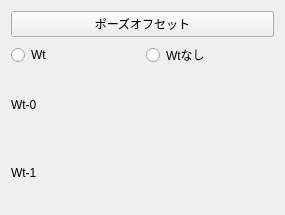
Before: the Qt Designer form poseoffset.ui in yuri4817/custom_grapheditor, drawn with Qt 5.
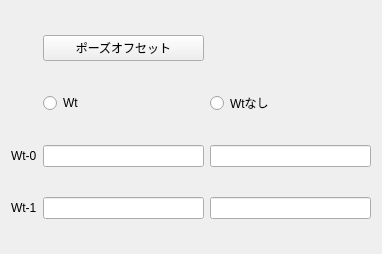
After: the same form once the commit is applied.

What changed in the file:
```diff
--- a/poseoffset.ui
+++ b/poseoffset.ui
@@ -6,49 +6,61 @@
    <rect>
     <x>0</x>
     <y>0</y>
-    <width>285</width>
-    <height>215</height>
+    <width>382</width>
+    <height>254</height>
    </rect>
   </property>
   <property name="windowTitle">
    <string>Form</string>
   </property>
   <layout class="QGridLayout" name="gridLayout">
-   <item row="0" column="0" colspan="2">
-    <widget class="QPushButton" name="PoseOffsetButton">
-     <property name="text">
-      <string>ポーズオフセット</string>
-     </property>
-    </widget>
-   </item>
-   <item row="1" column="0">
+   <item row="2" column="1">
     <widget class="QRadioButton" name="radioButton">
      <property name="text">
       <string>Wt</string>
      </property>
     </widget>
    </item>
-   <item row="1" column="1">
-    <widget class="QRadioButton" name="radioButton_2">
-     <property name="text">
-      <string>Wtなし</string>
-     </property>
-    </widget>
+   <item row="6" column="1">
+    <widget class="QLineEdit" name="lineEdit_2"/>
    </item>
-   <item row="2" column="0">
+   <item row="4" column="0">
     <widget class="QLabel" name="label">
      <property name="text">
       <string>Wt-0</string>
      </property>
     </widget>
    </item>
-   <item row="3" column="0">
+   <item row="4" column="1">
+    <widget class="QLineEdit" name="lineEdit"/>
+   </item>
+   <item row="6" column="0">
     <widget class="QLabel" name="label_2">
      <property name="text">
       <string>Wt-1</string>
      </property>
     </widget>
    </item>
+   <item row="4" column="2">
+    <widget class="QLineEdit" name="lineEdit_4"/>
+   </item>
+   <item row="6" column="2">
+    <widget class="QLineEdit" name="lineEdit_3"/>
+   </item>
+   <item row="0" column="1">
+    <widget class="QPushButton" name="PoseOffsetButton">
+     <property name="text">
+      <string>ポーズオフセット</string>
+     </property>
+    </widget>
+   </item>
+   <item row="2" column="2">
+    <widget class="QRadioButton" name="radioButton_2">
+     <property name="text">
+      <string>Wtなし</string>
+     </property>
+    </widget>
+   </item>
   </layout>
  </widget>
  <resources/>
```
